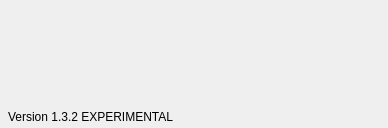
Old version of the form src/fakeloader.ui in the repository b1ek/CuteSchedule.
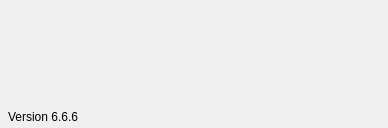
New version of the form. Icons and pictures are not drawn.

Diff of the .ui file:
```diff
--- a/src/fakeloader.ui
+++ b/src/fakeloader.ui
@@ -95,7 +95,7 @@
        </size>
       </property>
       <property name="text">
-       <string>Version 1.3.2 EXPERIMENTAL</string>
+       <string>Version 6.6.6</string>
       </property>
      </widget>
     </item>
```
